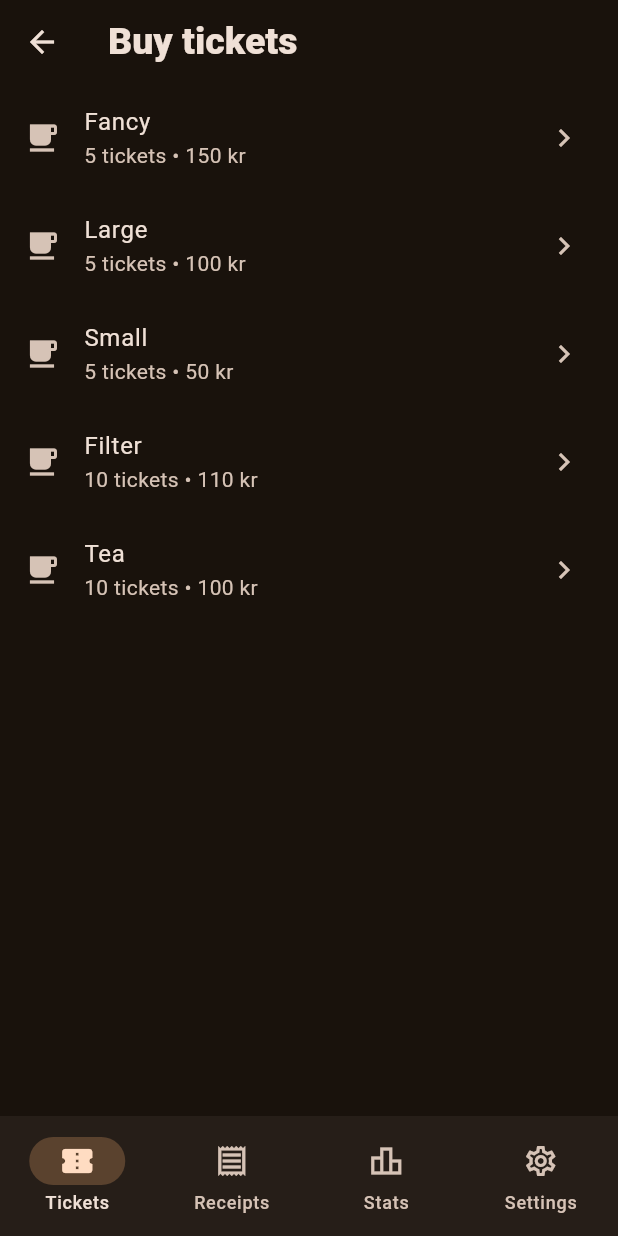
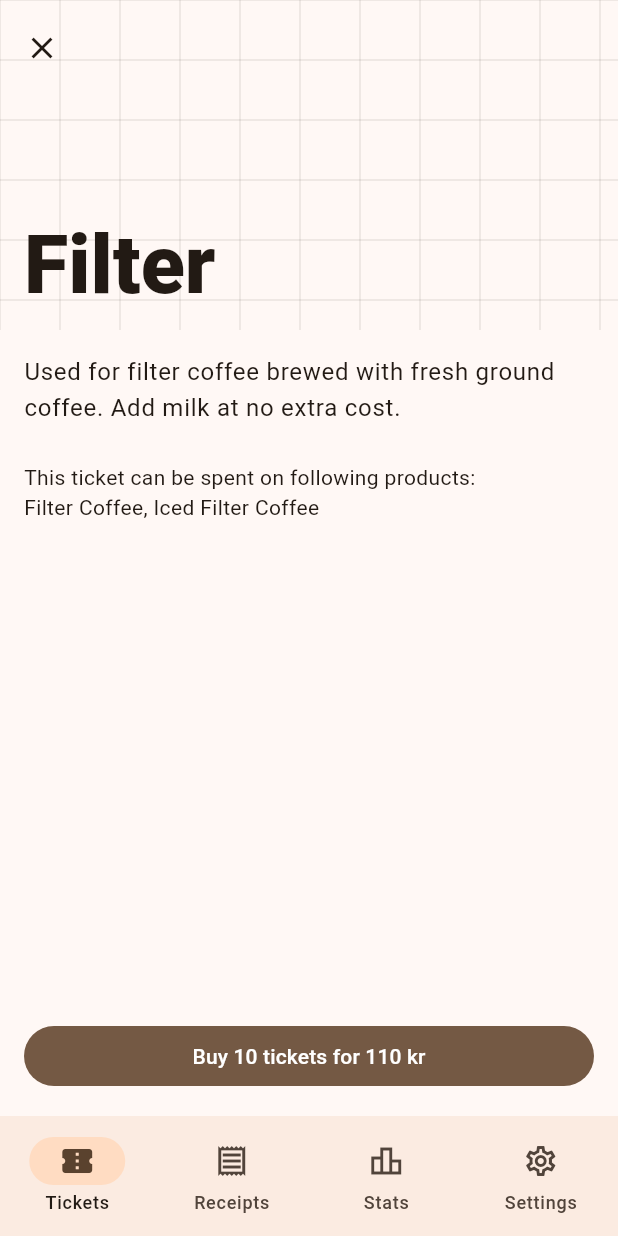
Before and after one commit to AnalogIO/mobile_app, a Flutter app: the BuyTicketsScreen screen opened by its route, after a tap on "Filter", on a phone screen of 412 x 824 dp. Run offline on Flutter 3.47's test engine with Material 3 defaults, Android fonts, the phone set to English and light mode, and no system bars; our stand-ins replace bloc, chopper, equatable, flutter_bloc, fpdart, gap and 3 more; generated files the repository leaves out were written again.

Commit message:
Work on tickets feature

```diff
--- a/lib/app/view/app.dart
+++ b/lib/app/view/app.dart
@@ -5,12 +5,14 @@ import 'package:cafe_analog_app/login/secret_page.dart';
 import 'package:cafe_analog_app/settings/view/settings_screen.dart';
 import 'package:cafe_analog_app/stats/view/stats_screen.dart';
 import 'package:cafe_analog_app/tickets/buy_tickets_screen.dart';
+import 'package:cafe_analog_app/tickets/product.dart';
+import 'package:cafe_analog_app/tickets/ticket_detail_screen.dart';
 import 'package:cafe_analog_app/tickets/tickets_screen.dart';
 import 'package:flutter/material.dart';
 import 'package:go_router/go_router.dart';
 
 final goRouter = GoRouter(
-  initialLocation: '/stats',
+  initialLocation: '/tickets',
   debugLogDiagnostics: true,
   routes: [
     GoRoute(
@@ -39,6 +41,18 @@ final goRouter = GoRouter(
                 GoRoute(
                   path: 'buy',
                   builder: (_, _) => const BuyTicketsScreen(),
+                  routes: [
+                    GoRoute(
+                      path: 'ticket/:id',
+                      pageBuilder: (context, state) {
+                        final product = state.extra! as Product;
+                        return MaterialPage(
+                          fullscreenDialog: true,
+                          child: TicketDetailScreen(product: product),
+                        );
+                      },
+                    ),
+                  ],
                 ),
                 GoRoute(
                   path: 'details',
@@ -101,7 +115,7 @@ class App extends StatelessWidget {
       theme: ThemeData(
         colorScheme: ColorScheme.fromSeed(
           seedColor: const Color(0xFF362619),
-          brightness: Brightness.dark,
+          brightness: Brightness.light,
         ),
       ),
     );
--- a/lib/tickets/buy_tickets_screen.dart
+++ b/lib/tickets/buy_tickets_screen.dart
@@ -1,5 +1,7 @@
 import 'package:cafe_analog_app/core/widgets/screen.dart';
+import 'package:cafe_analog_app/tickets/products.dart';
 import 'package:flutter/material.dart';
+import 'package:go_router/go_router.dart';
 
 class BuyTicketsScreen extends StatelessWidget {
   const BuyTicketsScreen({super.key});
@@ -8,43 +10,21 @@ class BuyTicketsScreen extends StatelessWidget {
   Widget build(BuildContext context) {
     return Screen(
       name: 'Buy tickets',
-      children: [
-        ListTile(
-          leading: const Icon(Icons.local_cafe),
-          title: const Text('Fancy'),
-          subtitle: const Text('5 tickets • 150 kr'),
+      children: products.map((product) {
+        return ListTile(
+          title: Text(product.title),
+          subtitle: Text(
+            '${product.noTickets} tickets • ${product.priceDKK} kr',
+          ),
           trailing: const Icon(Icons.chevron_right),
-          onTap: () {},
-        ),
-        ListTile(
-          leading: const Icon(Icons.local_cafe),
-          title: const Text('Large'),
-          subtitle: const Text('5 tickets • 100 kr'),
-          trailing: const Icon(Icons.chevron_right),
-          onTap: () {},
-        ),
-        ListTile(
-          leading: const Icon(Icons.local_cafe),
-          title: const Text('Small'),
-          subtitle: const Text('5 tickets • 50 kr'),
-          trailing: const Icon(Icons.chevron_right),
-          onTap: () {},
-        ),
-        ListTile(
-          leading: const Icon(Icons.local_cafe),
-          title: const Text('Filter'),
-          subtitle: const Text('10 tickets • 110 kr'),
-          trailing: const Icon(Icons.chevron_right),
-          onTap: () {},
-        ),
-        ListTile(
-          leading: const Icon(Icons.local_cafe),
-          title: const Text('Tea'),
-          subtitle: const Text('10 tickets • 100 kr'),
-          trailing: const Icon(Icons.chevron_right),
-          onTap: () {},
-        ),
-      ],
+          onTap: () {
+            context.push(
+              '/tickets/buy/ticket/${product.title}',
+              extra: product,
+            );
+          },
+        );
+      }).toList(),
     );
   }
 }
--- /dev/null
+++ b/lib/tickets/product.dart
@@ -0,0 +1,26 @@
+import 'package:equatable/equatable.dart';
+
+class Product extends Equatable {
+  const Product({
+    required this.title,
+    required this.description,
+    required this.noTickets,
+    required this.priceDKK,
+    this.eligibleMenuItems,
+  });
+
+  final String title;
+  final String description;
+  final List<String>? eligibleMenuItems;
+  final int noTickets;
+  final int priceDKK;
+
+  @override
+  List<Object?> get props => [
+    title,
+    description,
+    eligibleMenuItems,
+    noTickets,
+    priceDKK,
+  ];
+}
--- /dev/null
+++ b/lib/tickets/products.dart
@@ -0,0 +1,60 @@
+import 'package:cafe_analog_app/tickets/product.dart';
+
+const products = [
+  Product(
+    title: 'Fancy',
+    description:
+        'Iced or dirty (with espresso) versions of Large drinks. '
+        'Add syrup at no extra cost.',
+    eligibleMenuItems: [
+      'Iced Latte',
+      'Iced Matcha',
+      'Dirty Cocoa',
+      'Dirty Chai',
+      'Dirty Matcha',
+    ],
+    noTickets: 5,
+    priceDKK: 150,
+  ),
+  Product(
+    title: 'Large',
+    description: 'Hot drinks served in a large cup size.',
+    eligibleMenuItems: [
+      'Caffe Latte',
+      'Hot Cocoa',
+      'Chai Latte',
+      'Matcha Latte',
+    ],
+    noTickets: 5,
+    priceDKK: 100,
+  ),
+  Product(
+    title: 'Small',
+    description: 'Hot drinks served in a small cup size.',
+    eligibleMenuItems: [
+      'Cappuccino',
+      'Americano',
+      'Cortado',
+      'Espresso',
+    ],
+    noTickets: 5,
+    priceDKK: 50,
+  ),
+  Product(
+    title: 'Filter',
+    description:
+        'Used for filter coffee brewed with fresh ground coffee. '
+        'Add milk at no extra cost.',
+    eligibleMenuItems: ['Filter Coffee', 'Iced Filter Coffee'],
+    noTickets: 10,
+    priceDKK: 110,
+  ),
+  Product(
+    title: 'Tea',
+    description:
+        'Our wide variety of tea is perfect for any occasion. '
+        'Add milk at no extra cost.',
+    noTickets: 10,
+    priceDKK: 100,
+  ),
+];
--- a/lib/tickets/ticket_card.dart
+++ b/lib/tickets/ticket_card.dart
@@ -44,16 +44,16 @@ class TicketCard extends StatelessWidget {
               Row(
                 mainAxisAlignment: MainAxisAlignment.spaceBetween,
                 children: [
+                  Icon(
+                    Icons.local_cafe,
+                    color: Theme.of(context).colorScheme.onSecondary,
+                  ),
                   Text(
-                    '$clipsLeft clips left',
+                    '$clipsLeft ticket${clipsLeft == 1 ? '' : 's'} left',
                     style: TextStyle(
                       color: Theme.of(context).colorScheme.onSecondary,
                       fontSize: 16,
                     ),
-                  ),
-                  Icon(
-                    Icons.local_cafe,
-                    color: Theme.of(context).colorScheme.onSecondary,
                   ),
                 ],
               ),
--- /dev/null
+++ b/lib/tickets/ticket_detail_screen.dart
@@ -0,0 +1,120 @@
+import 'package:cafe_analog_app/tickets/product.dart';
+import 'package:flutter/material.dart';
+import 'package:gap/gap.dart';
+
+class TicketDetailScreen extends StatelessWidget {
+  const TicketDetailScreen({
+    required this.product,
+    super.key,
+  });
+
+  final Product product;
+
+  @override
+  Widget build(BuildContext context) {
+    return Scaffold(
+      body: CustomScrollView(
+        physics: const BouncingScrollPhysics(),
+        slivers: [
+          SliverAppBar.large(
+            expandedHeight: 220,
+            collapsedHeight: 150,
+            flexibleSpace: FlexibleSpaceBar(
+              centerTitle: false,
+              background: CustomPaint(
+                painter: _GridPatternPainter(
+                  lineColor: Theme.of(context).colorScheme.onSurface,
+                ),
+              ),
+              titlePadding: const EdgeInsets.only(left: 16, bottom: 16),
+              title: Text(
+                product.title,
+                style: TextStyle(
+                  fontWeight: FontWeight.w800,
+                  fontSize: 36,
+                  height: 1,
+                  color: Theme.of(context).colorScheme.onSurface,
+                ),
+              ),
+            ),
+          ),
+          SliverToBoxAdapter(
+            child: Padding(
+              padding: const EdgeInsets.all(16),
+              child: Column(
+                crossAxisAlignment: CrossAxisAlignment.start,
+                children: [
+                  Text(
+                    product.description,
+                    style: Theme.of(context).textTheme.bodyLarge,
+                  ),
+                  if (product.eligibleMenuItems != null) ...[
+                    const Gap(24),
+                    Text(
+                      'This ticket can be spent on following products:\n'
+                      '${product.eligibleMenuItems!.join(', ')}',
+                      style: Theme.of(context).textTheme.bodyMedium,
+                    ),
+                  ],
+                ],
+              ),
+            ),
+          ),
+          SliverFillRemaining(
+            hasScrollBody: false,
+            child: Align(
+              alignment: Alignment.bottomCenter,
+              child: Padding(
+                padding: const EdgeInsets.all(16),
+                child: SizedBox(
+                  width: double.infinity,
+                  child: FilledButton(
+                    onPressed: () {},
+                    style: FilledButton.styleFrom(
+                      backgroundColor: Theme.of(context).colorScheme.secondary,
+                      foregroundColor: Theme.of(
+                        context,
+                      ).colorScheme.onSecondary,
+                    ),
+                    child: Text(
+                      'Buy ${product.noTickets} tickets for ${product.priceDKK} kr',
+                    ),
+                  ),
+                ),
+              ),
+            ),
+          ),
+        ],
+      ),
+    );
+  }
+}
+
+class _GridPatternPainter extends CustomPainter {
+  const _GridPatternPainter({required this.lineColor});
+
+  final Color lineColor;
+
+  @override
+  void paint(Canvas canvas, Size size) {
+    final paint = Paint()
+      ..color = lineColor.withAlpha(25)
+      ..strokeWidth = 1
+      ..style = PaintingStyle.stroke;
+
+    const gridSize = 40.0;
+
+    // Draw vertical lines
+    for (double x = 0; x <= size.width; x += gridSize) {
+      canvas.drawLine(Offset(x, 0), Offset(x, size.height), paint);
+    }
+
+    // Draw horizontal lines
+    for (double y = 0; y <= size.height; y += gridSize) {
+      canvas.drawLine(Offset(0, y), Offset(size.width, y), paint);
+    }
+  }
+
+  @override
+  bool shouldRepaint(covariant CustomPainter oldDelegate) => false;
+}
--- a/lib/tickets/tickets_screen.dart
+++ b/lib/tickets/tickets_screen.dart
@@ -19,18 +19,13 @@ class TicketsScreen extends StatelessWidget {
       children: [
         const TicketCard(
           name: 'Fancy',
-          clipsLeft: 2,
+          clipsLeft: 4,
           backgroundImage: 'assets/images/ticket_fancy.png',
         ),
         const TicketCard(
-          name: 'Fancy',
-          clipsLeft: 2,
-          backgroundImage: 'assets/images/ticket_fancy.png',
-        ),
-        const TicketCard(
-          name: 'Fancy',
-          clipsLeft: 2,
-          backgroundImage: 'assets/images/ticket_fancy.png',
+          name: 'Filter',
+          clipsLeft: 1,
+          backgroundImage: 'assets/images/ticket_filter.png',
         ),
         ListTile(
           leading: const Icon(Icons.local_cafe),
```
